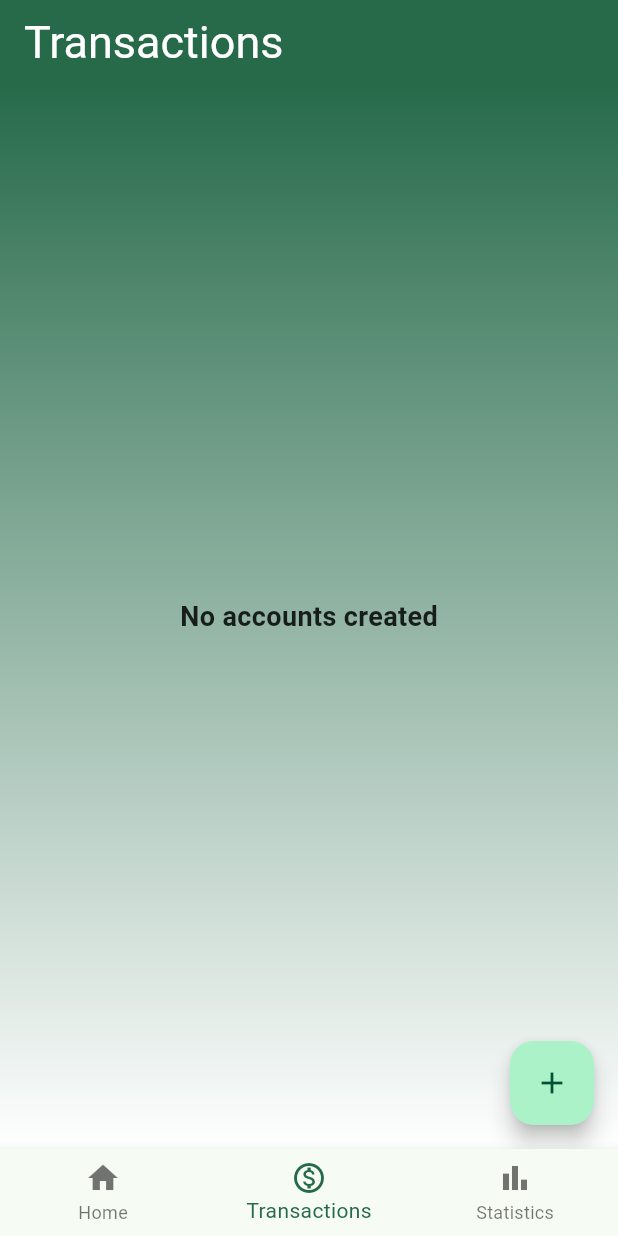
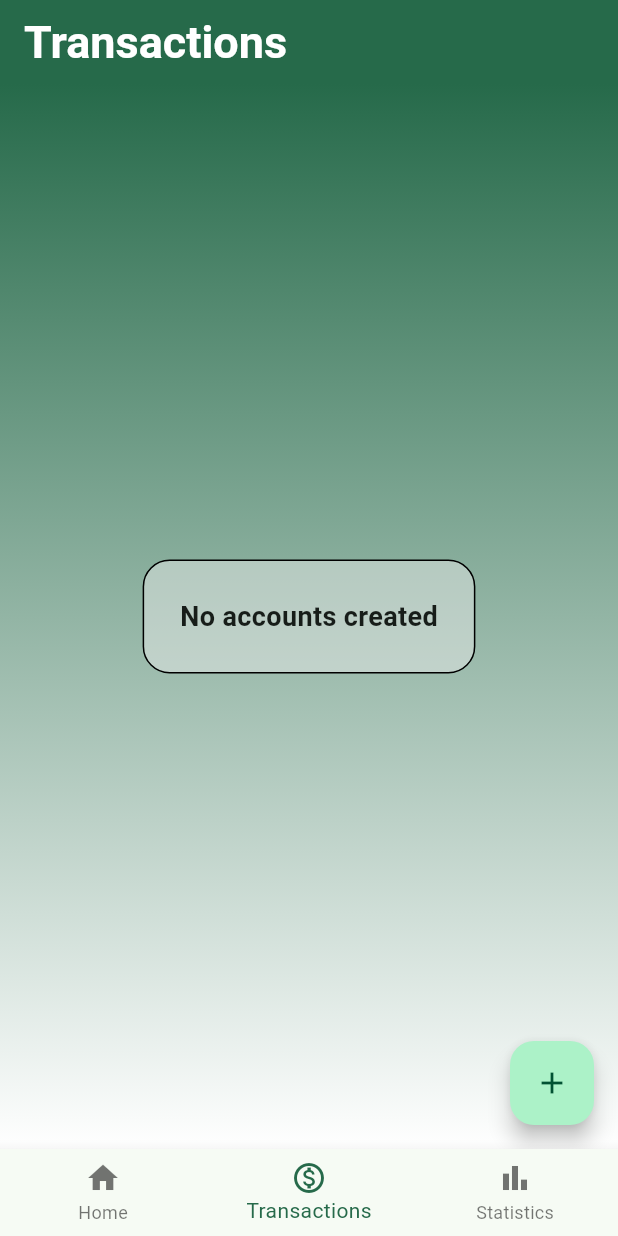
Before and after one commit to karydesc/FiTrack, a Flutter app: the screen it shows after launch, after a tap on "View All Transactions", on a phone screen of 412 x 824 dp. Run offline on Flutter 3.47's test engine with Material 3 defaults, Android fonts, the phone set to English and light mode, and no system bars; our stand-ins replace hive, hive_flutter; accounts and stored records are empty.

Commit message:
minor improvements

```diff
--- a/lib/screens/MainScreen.dart
+++ b/lib/screens/MainScreen.dart
@@ -27,13 +27,13 @@ class _MainScreenState extends State<MainScreen> {
   Widget build(BuildContext context) {
     return Scaffold(
       appBar: AppBar(
-        title: Text("FiTrack"),
+        title: Text("FiTrack", style: TextStyle(fontWeight: FontWeight.bold)),
         titleTextStyle: TextStyle(fontSize: 30),
         centerTitle: false,
         backgroundColor: Theme.of(context).primaryColor,
       ),
       body: ValueListenableBuilder(
-        valueListenable: Hive.box<Transaction>('transactionsBox').listenable(),
+        valueListenable: HiveService().transactionsListenable,
         builder: (context, Box<Transaction> box, child) {
           double currentMoney = HiveService().getTotalBalance();
 
@@ -50,26 +50,19 @@ class _MainScreenState extends State<MainScreen> {
                 children: [
                   Spacer(flex: 1),
                   TotalFundsWidget(money: currentMoney),
-                  TextButton(
+                  ElevatedButton(
+                    child: Text("Accounts", textAlign: TextAlign.center),
                     onPressed: () {
-                      Navigator.push(
-                        context,
-                        MaterialPageRoute<void>(
-                          builder: (context) => const AccountsScreen(),
+                      Navigator.of(context).push(
+                        MaterialPageRoute(
+                          builder: (context) => AccountsScreen(),
                         ),
                       );
                     },
-                    child: Text(
-                      "Accounts",
-                      style: TextStyle(color: Colors.white, fontSize: 18),
-                    ),
                   ),
                   const SizedBox(height: 18),
                   RecentTransactionsWidget(
-                    transactions: HiveService()
-                        .getAllTransactions()
-                        .reversed
-                        .toList(),
+                    transactions: HiveService().getAllTransactions().toList(),
                     onItemTap: (Transaction transaction, BuildContext context) {
                       Navigator.push(
                         context,
--- a/lib/screens/RootView.dart
+++ b/lib/screens/RootView.dart
@@ -1,8 +1,5 @@
 import "package:flutter/material.dart";
-import "package:hive/hive.dart";
-import "package:hive_flutter/hive_flutter.dart";
-import "package:personalfinancetracker/models/Account.dart";
-
+import "package:flutter/services.dart";
 import "package:personalfinancetracker/models/Transaction.dart";
 import "package:personalfinancetracker/screens/StatisticsScreen.dart";
 import "package:personalfinancetracker/services/HiveService.dart";
@@ -19,8 +16,6 @@ class RootView extends StatefulWidget {
 class _RootViewState extends State<RootView> {
   int selectedPage = 0;
 
-
-
   void addOrEditTransactionModal(Transaction? transaction) {
     if (HiveService().getAllAccounts().isEmpty) {
       ScaffoldMessenger.of(context).showSnackBar(
@@ -30,7 +25,8 @@ class _RootViewState extends State<RootView> {
       );
       return;
     }
-    final TextEditingController nameController = TextEditingController(); //if we pass a transaction, we want to prefill the text fields with the transaction's data, otherwise they should be empty for a new transaction
+    final TextEditingController nameController =
+        TextEditingController(); //if we pass a transaction, we want to prefill the text fields with the transaction's data, otherwise they should be empty for a new transaction
     final TextEditingController amountController = TextEditingController();
     nameController.text = transaction?.text ?? '';
     amountController.text = transaction?.amount.toString() ?? '';
@@ -75,7 +71,9 @@ class _RootViewState extends State<RootView> {
                 children: [
                   DropdownMenu(
                     onSelected: (value) => transactionType = value!,
-                    initialSelection: transactionType.isNotEmpty ? transactionType : null,
+                    initialSelection: transactionType.isNotEmpty
+                        ? transactionType
+                        : null,
                     label: Text("Type"),
                     dropdownMenuEntries: [
                       DropdownMenuEntry(value: "incoming", label: "Incoming"),
@@ -85,19 +83,27 @@ class _RootViewState extends State<RootView> {
                   const SizedBox(width: 12),
                   DropdownMenu(
                     onSelected: (value) => transactionCategory = value!,
-                    initialSelection: transactionCategory.isNotEmpty ? transactionCategory : null,
+                    initialSelection: transactionCategory.isNotEmpty
+                        ? transactionCategory
+                        : null,
                     label: Text("Category"),
                     width: 165,
                     dropdownMenuEntries: [
                       DropdownMenuEntry(value: "food", label: "Food"),
                       DropdownMenuEntry(value: "transport", label: "Transport"),
-                      DropdownMenuEntry(value: "entertainment", label: "Entertainment"),
+                      DropdownMenuEntry(
+                        value: "entertainment",
+                        label: "Entertainment",
+                      ),
                       DropdownMenuEntry(value: "utilities", label: "Utilities"),
                       DropdownMenuEntry(value: "health", label: "Health"),
                       DropdownMenuEntry(value: "education", label: "Education"),
                       DropdownMenuEntry(value: "shopping", label: "Shopping"),
                       DropdownMenuEntry(value: "salary", label: "Salary"),
-                      DropdownMenuEntry(value: "investment", label: "Investment"),
+                      DropdownMenuEntry(
+                        value: "investment",
+                        label: "Investment",
+                      ),
                     ],
                   ),
                 ],
@@ -106,9 +112,12 @@ class _RootViewState extends State<RootView> {
 
               DropdownMenu(
                 onSelected: (value) => accountIDdest = value!,
-                initialSelection: accountIDdest.isNotEmpty ? accountIDdest : null,
+                initialSelection: accountIDdest.isNotEmpty
+                    ? accountIDdest
+                    : null,
                 label: Text("Account"),
-                dropdownMenuEntries: HiveService().getAllAccounts()
+                dropdownMenuEntries: HiveService()
+                    .getAllAccounts()
                     .map((x) => DropdownMenuEntry(value: x.id, label: x.name))
                     .toList(),
               ),
@@ -145,14 +154,19 @@ class _RootViewState extends State<RootView> {
                           }
 
                           Transaction tempTransaction = Transaction(
-                            id: transaction?.id ?? DateTime.now().millisecondsSinceEpoch.toString(),
+                            id:
+                                transaction?.id ??
+                                DateTime.now().millisecondsSinceEpoch
+                                    .toString(),
                             text: nameController.text,
-                            amount: double.tryParse(amountController.text) ?? 0.0,
+                            amount:
+                                double.tryParse(amountController.text) ?? 0.0,
                             type: transactionType,
-                            category: "${transactionCategory[0].toUpperCase()}${transactionCategory.substring(1)}",
+                            category:
+                                "${transactionCategory[0].toUpperCase()}${transactionCategory.substring(1)}",
                             date: date,
                             accountId: accountIDdest,
-);
+                          );
 
                           nameController.clear();
                           amountController.clear();
@@ -172,9 +186,12 @@ class _RootViewState extends State<RootView> {
     );
   }
 
-
   @override
   Widget build(BuildContext context) {
+    SystemChrome.setPreferredOrientations([DeviceOrientation.portraitUp]);
+    SystemChrome.setApplicationSwitcherDescription(
+      ApplicationSwitcherDescription(label: "FiTrack"),
+    );
     final pages = [
       MainScreen(
         allTransactionsTap: () {
@@ -184,22 +201,20 @@ class _RootViewState extends State<RootView> {
         },
         addTransactionModal: addOrEditTransactionModal,
       ),
-      TransactionsScreen(
-        addOrEditTransactionModal: addOrEditTransactionModal,
-      ),
+      TransactionsScreen(addOrEditTransactionModal: addOrEditTransactionModal),
       StatisticsScreen(),
     ];
     return Scaffold(
       body: ValueListenableBuilder(
-        valueListenable: Hive.box<Transaction>('transactionsBox').listenable(),
+        valueListenable: HiveService().transactionsListenable,
         builder: (context, value, child) {
           return ValueListenableBuilder(
-            valueListenable: Hive.box<Account>('accountsBox').listenable(),
+            valueListenable: HiveService().accountsListenable,
             builder: (context, value, child) {
               return pages[selectedPage];
-            }
+            },
           );
-        }
+        },
       ),
       bottomNavigationBar: BottomNavigationBar(
         onTap: (index) => {
--- a/lib/screens/TransactionsScreen.dart
+++ b/lib/screens/TransactionsScreen.dart
@@ -3,6 +3,7 @@ import 'package:personalfinancetracker/models/Account.dart';
 import 'package:personalfinancetracker/models/Transaction.dart';
 import 'package:hive_flutter/hive_flutter.dart';
 import 'package:personalfinancetracker/screens/SingleTransactionScreen.dart';
+import 'package:personalfinancetracker/services/HiveService.dart';
 import 'package:personalfinancetracker/widgets/list_item.dart';
 
 class TransactionsScreen extends StatefulWidget {
@@ -17,18 +18,16 @@ class TransactionsScreen extends StatefulWidget {
 }
 
 class _TransactionsScreenState extends State<TransactionsScreen> {
-  final Box<Account> accountsBox = Hive.box<Account>('accountsBox');
-  final Box<Transaction> transactionsBox = Hive.box<Transaction>(
-    'transactionsBox',
-  );
-
   String? selectedAccountID;
 
   @override
   Widget build(BuildContext context) {
     return Scaffold(
       appBar: AppBar(
-        title: const Text("Transactions"),
+        title: const Text(
+          "Transactions",
+          style: TextStyle(fontWeight: FontWeight.bold),
+        ),
         titleTextStyle: const TextStyle(fontSize: 30),
         centerTitle: false,
         backgroundColor: Theme.of(context).primaryColor,
@@ -44,13 +43,21 @@ class _TransactionsScreenState extends State<TransactionsScreen> {
           ),
         ),
         child: ValueListenableBuilder(
-          valueListenable: accountsBox.listenable(),
+          valueListenable: HiveService().accountsListenable,
           builder: (context, Box<Account> accBox, _) {
             if (accBox.values.isEmpty) {
-              return const Center(
-                child: Text(
-                  "No accounts created",
-                  style: TextStyle(fontSize: 18, fontWeight: FontWeight.bold),
+              return Center(
+                child: Container(
+                  decoration: BoxDecoration(
+                    border: Border.all(),
+                    borderRadius: BorderRadius.circular(18),
+                    color: Color.fromARGB(114, 238, 238, 238),
+                  ),
+                  padding: EdgeInsets.all(24),
+                  child: Text(
+                    "No accounts created",
+                    style: TextStyle(fontSize: 18, fontWeight: FontWeight.bold),
+                  ),
                 ),
               );
             }
@@ -112,7 +119,7 @@ class _TransactionsScreenState extends State<TransactionsScreen> {
                   const SizedBox(height: 20),
                   Expanded(
                     child: ValueListenableBuilder(
-                      valueListenable: transactionsBox.listenable(),
+                      valueListenable: HiveService().transactionsListenable,
                       builder: (context, Box<Transaction> transactBox, _) {
                         final accountTransactions = transactBox.values
                             .where((t) => t.accountId == currentSelection)
--- a/lib/widgets/total_funds_widget.dart
+++ b/lib/widgets/total_funds_widget.dart
@@ -17,7 +17,7 @@ class TotalFundsWidget extends StatelessWidget {
               fontSize: 20,
               fontWeight: FontWeight.w500,
               color: Colors.white,
-              letterSpacing: 0.5,
+              letterSpacing: 0.1,
               height: 2,
             ),
           ),
```
Also changed, not shown: lib/screens/AccountsScreen.dart (+14 -8 lines), lib/widgets/remaining_funds_widget.dart (deleted, +0 -36 lines).
